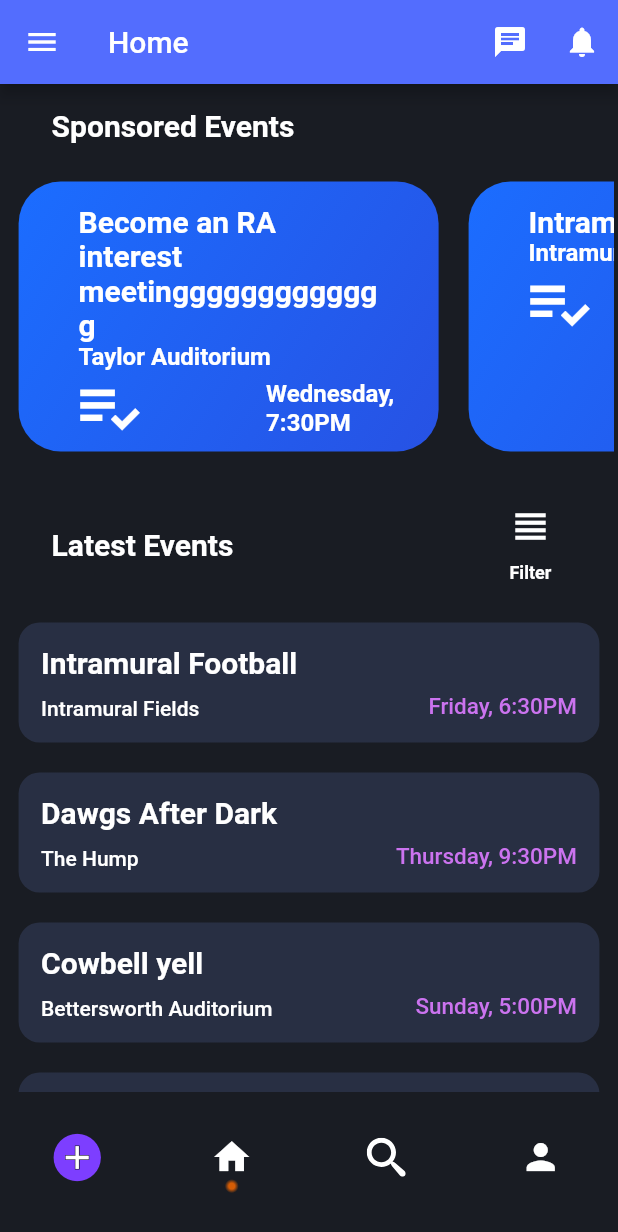
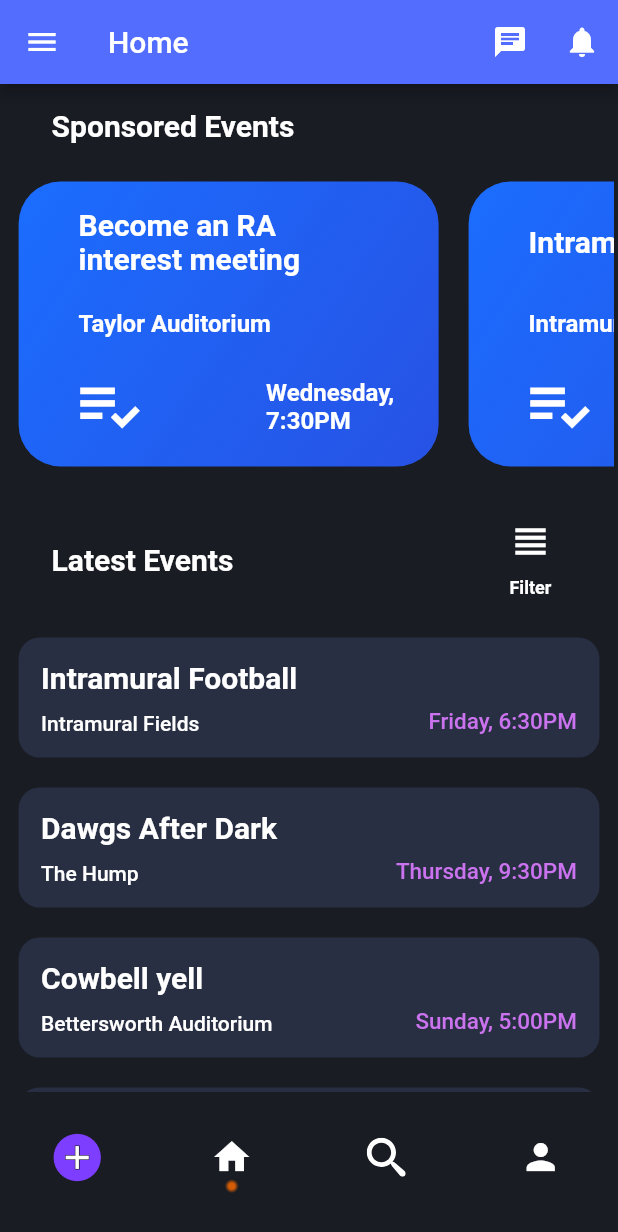
Before and after one commit to Senior-Project-CSE-3213/sp_flutter_app, a Flutter app: the screen it shows once a user with an empty profile is signed in, on a phone screen of 412 x 824 dp. Shown: the top 1232 px of the screen. Run offline on Flutter 3.47's test engine with Material 2 defaults, Android fonts, the phone set to English and light mode, and no system bars; our stand-ins replace cloud_firestore, firebase_auth, firebase_core, flutter_spinkit, flutter_svg, google_maps_flutter and 1 more; missing offline and left inert: dart:ffi, filter_list; accounts and stored records are empty.

Commit message:
Sponsored event cards text overflowing

```diff
--- a/lib/views/EventList/event_list_view.dart
+++ b/lib/views/EventList/event_list_view.dart
@@ -91,12 +91,12 @@ class _EventListViewState extends State<EventListView> {
                         //todo different fonts and icons
                         //make sure that if there's too much text it just fades to ...
                         Container(
-                          height: 200,
+                          height: 210,
                           child: ListView (
                              scrollDirection: Axis.horizontal,
                                   children: <Widget>[
                                     CreateSponsoredEventCard(
-                                        "Become an RA interest meetinggggggggggggg",
+                                        "Become an RA interest meeting",
                                         "Taylor Auditorium",
                                         "Wednesday, 7:30PM"),
 
@@ -209,7 +209,7 @@ class CreateSponsoredEventCard extends StatelessWidget {
       child: Padding(
         padding: const EdgeInsets.all(10),
         child: Container(
-            height: 160,
+            height: 210,
             width:
                 280,
             padding: const EdgeInsets.all(
@@ -225,13 +225,14 @@ class CreateSponsoredEventCard extends StatelessWidget {
               ),
               borderRadius: BorderRadius.all(Radius.circular(28)),
             ),
-            child: Wrap(
+            child: Column(
               //column holds all text on container
-              direction: Axis.horizontal,
+              mainAxisAlignment: MainAxisAlignment.spaceBetween,
               children: <Widget>[
-                Spacer(),
                 //this starts the children of the card
-                Row(
+                Container(
+                  height: 50,
+                  child: Row(
                     mainAxisAlignment: MainAxisAlignment.center,
                     children: [
                       SizedBox(
@@ -244,14 +245,15 @@ class CreateSponsoredEventCard extends StatelessWidget {
                             fontSize: 20,
                             fontWeight: FontWeight.bold,
                           ),
-                        overflow: TextOverflow.fade,
+                          overflow: TextOverflow.clip,
                         ),
                       )],
                   ),
+                ),
 
-                Spacer(),
-
-                Row(
+                Container (
+                  height: 50,
+                  child: Row(
                     mainAxisAlignment: MainAxisAlignment.center,
                     children: [
                       SizedBox(
@@ -268,10 +270,11 @@ class CreateSponsoredEventCard extends StatelessWidget {
                         ),
                       )],
                   ),
+                ),
 
-                Spacer(),
-
-                Row(
+                Container (
+                  height: 50,
+                  child: Row(
                     mainAxisAlignment: MainAxisAlignment.end,
                     children: [
 
@@ -294,8 +297,7 @@ class CreateSponsoredEventCard extends StatelessWidget {
                       ),
                     ],
                   ),
-
-                Spacer(),
+                ),
               ],
             )),
       ),
```
Lines whose indentation alone changed are shown as unchanged.
